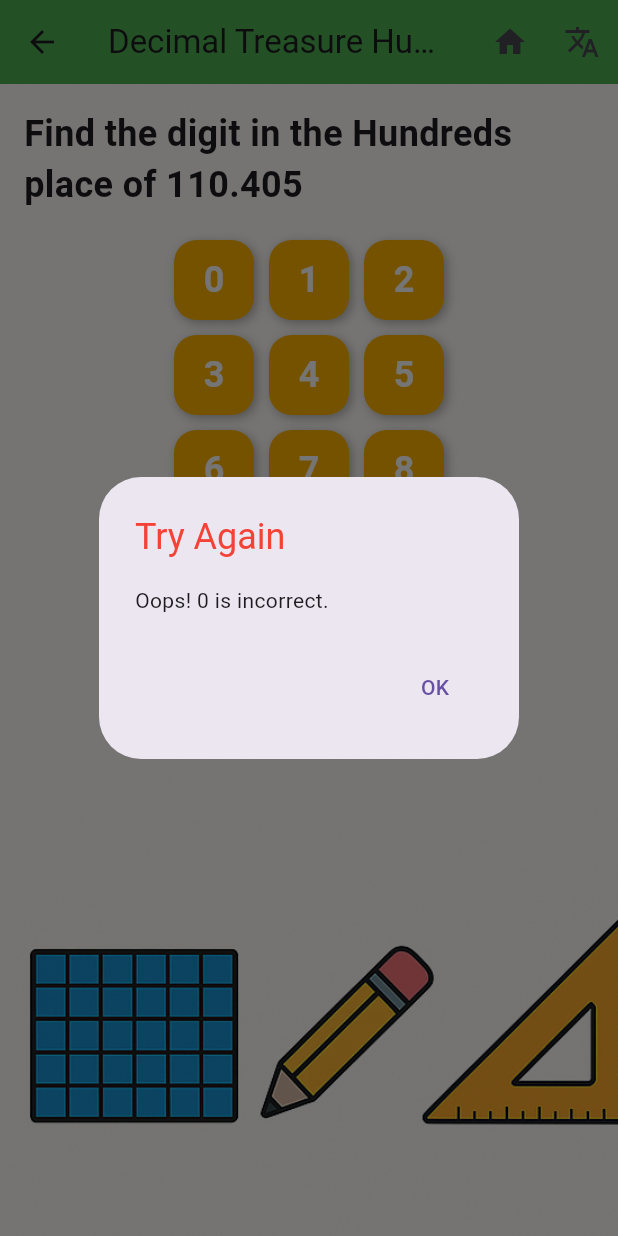
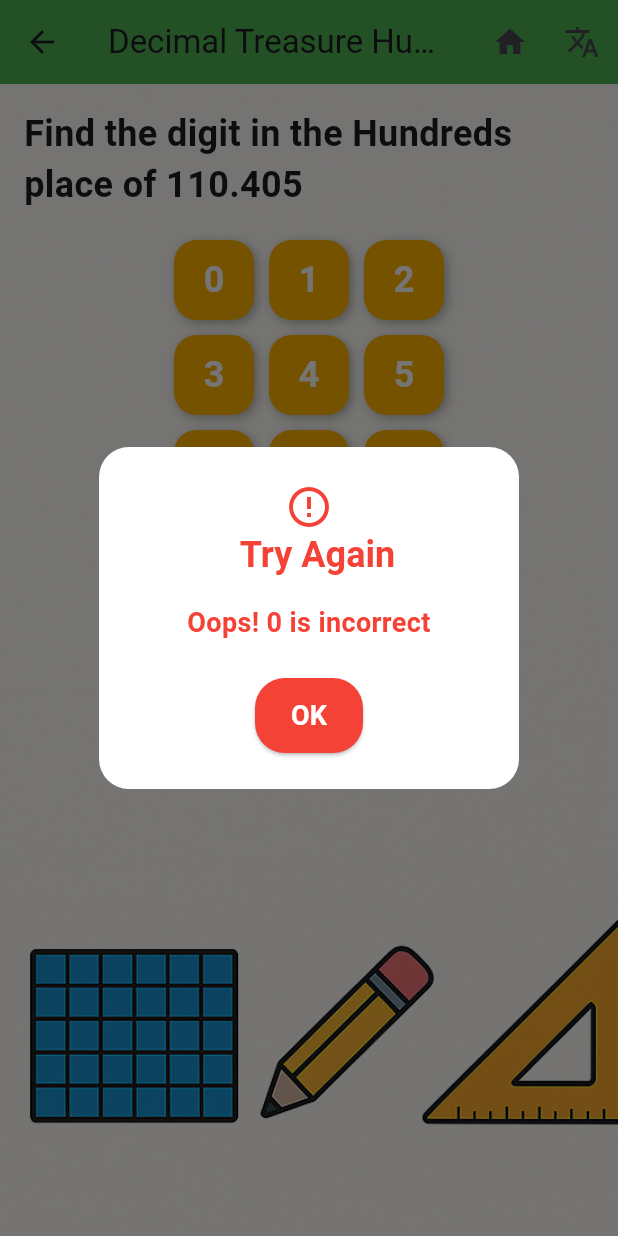
Before and after one commit to ManasaMadiraju/Decimals, a Flutter app: the TreasureHuntScreen screen opened directly, after a tap on an icon or button, on a phone screen of 412 x 824 dp. Run offline on Flutter 3.47's test engine with Material 3 defaults, Android fonts, the phone set to English and light mode, and no system bars; our stand-ins replace audioplayers, flutter_tts.

Commit message:
Made UI consistent

```diff
--- a/lib/screens/treasurehunt.dart
+++ b/lib/screens/treasurehunt.dart
@@ -329,12 +329,55 @@ class _TreasureHuntScreenState extends State<TreasureHuntScreen> {
       showDialog(
         context: context,
         builder: (context) => AlertDialog(
-          title: const Text('Try Again', style: TextStyle(color: Colors.red)),
-          content: Text("Oops! $selected is incorrect."),
+          shape: RoundedRectangleBorder(
+            borderRadius: BorderRadius.circular(20),
+          ),
+          backgroundColor: Colors.white,
+          // title: const Text('Try Again', style: TextStyle(color: Colors.red)),
+          title: Column(
+              children: [
+              Icon( Icons.error_outline, color: Colors.red, size: 32),
+          const SizedBox(width: 8), Text(
+            "  Try Again  ",
+            style: TextStyle(
+              color: Colors.red,
+              fontSize: 24,
+              fontWeight: FontWeight.bold,
+            ),
+            textAlign: TextAlign.center,
+          ),
+          ],
+          ),
+          // content: Text("Oops! $selected is incorrect."),
+          content: Text(
+            "Oops! $selected is incorrect",
+            style: TextStyle(
+                color: Colors.red,
+                fontSize: 18,
+                fontWeight: FontWeight.w600
+            ),
+            textAlign: TextAlign.center,
+          ),
+          actionsAlignment: MainAxisAlignment.center,
           actions: [
-            TextButton(
-              onPressed: () => Navigator.of(context).pop(),
-              child: const Text('OK'),
+            ElevatedButton(
+              style: ElevatedButton.styleFrom(
+                backgroundColor: Colors.red,   // formerly `primary`
+                foregroundColor: Colors.white,               // Text color
+                shape: RoundedRectangleBorder(
+                  borderRadius: BorderRadius.circular(20),
+                ),
+                padding: const EdgeInsets.symmetric(
+                  horizontal: 24,
+                  vertical: 12,
+                ),
+              ),
+              onPressed: () =>
+                Navigator.of(context).pop(),
+              child: const Text(
+                "OK",
+                style: TextStyle(fontSize: 18, fontWeight: FontWeight.bold),
+              ),
             ),
           ],
         ),
```
Also changed, not shown: lib/screens/ChooseItGameScreen.dart (+39 -5 lines), lib/screens/memorygameapp.dart (+7 -8 lines).
